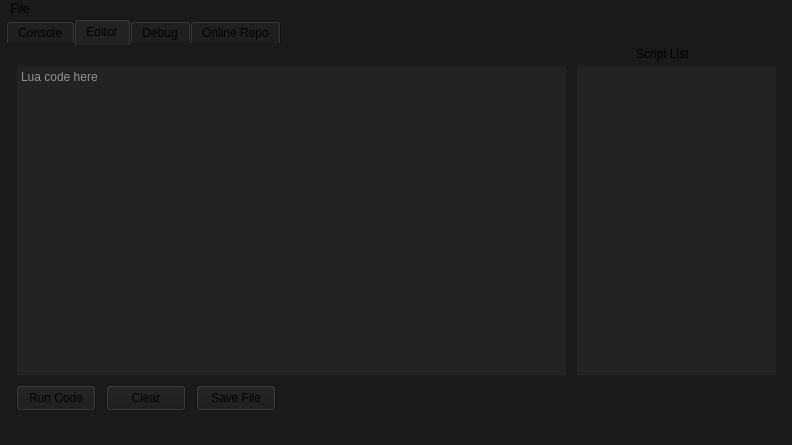
First picture: the form in mainwindow.ui, repository uosq/lbox-lua-external, before the edit.
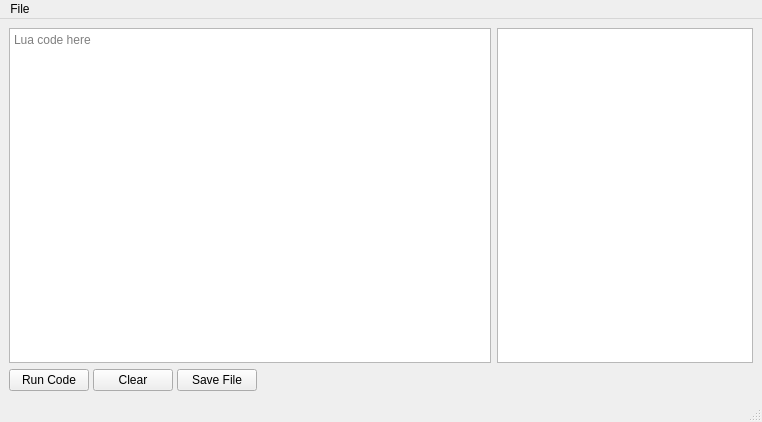
Second picture: the form after the edit. The open tabs and pages were chosen to show the change.

Patch:
```diff
--- a/mainwindow.ui
+++ b/mainwindow.ui
@@ -6,8 +6,8 @@
    <rect>
     <x>0</x>
     <y>0</y>
-    <width>792</width>
-    <height>445</height>
+    <width>762</width>
+    <height>422</height>
    </rect>
   </property>
   <property name="sizePolicy">
@@ -18,8 +18,8 @@
   </property>
   <property name="maximumSize">
    <size>
-    <width>801</width>
-    <height>445</height>
+    <width>9999999</width>
+    <height>999999</height>
    </size>
   </property>
   <property name="focusPolicy">
@@ -31,8 +31,11 @@
   <property name="windowOpacity">
    <double>1.000000000000000</double>
   </property>
+  <property name="autoFillBackground">
+   <bool>false</bool>
+  </property>
   <property name="styleSheet">
-   <string notr="true">background-color: rgb(26, 26, 26);</string>
+   <string notr="true"/>
   </property>
   <property name="iconSize">
    <size>
@@ -43,6 +46,9 @@
   <property name="toolButtonStyle">
    <enum>Qt::ToolButtonStyle::ToolButtonTextOnly</enum>
   </property>
+  <property name="documentMode">
+   <bool>false</bool>
+  </property>
   <property name="tabShape">
    <enum>QTabWidget::TabShape::Rounded</enum>
   </property>
@@ -53,70 +59,22 @@
    <set>QMainWindow::DockOption::AllowTabbedDocks|QMainWindow::DockOption::AnimatedDocks</set>
   </property>
   <widget class="QWidget" name="centralwidget">
-   <widget class="QTabWidget" name="tabWidget">
-    <property name="geometry">
-     <rect>
-      <x>6</x>
-      <y>0</y>
-      <width>771</width>
-      <height>401</height>
-     </rect>
-    </property>
-    <property name="styleSheet">
-     <string notr="true">border-color: rgba(191, 64, 64, 0);</string>
-    </property>
-    <property name="tabShape">
-     <enum>QTabWidget::TabShape::Rounded</enum>
-    </property>
-    <property name="currentIndex">
-     <number>3</number>
-    </property>
-    <widget class="QWidget" name="tab">
-     <attribute name="title">
-      <string>Console</string>
-     </attribute>
-     <widget class="QTextEdit" name="consoleTextEdit">
-      <property name="geometry">
-       <rect>
-        <x>10</x>
-        <y>20</y>
-        <width>761</width>
-        <height>341</height>
-       </rect>
-      </property>
-      <property name="styleSheet">
-       <string notr="true">background-color: rgb(35, 35, 35);
-border-color: rgb(246, 245, 244);
-color: rgb(255, 255, 255);</string>
-      </property>
-      <property name="autoFormatting">
-       <set>QTextEdit::AutoFormattingFlag::AutoNone</set>
-      </property>
-      <property name="readOnly">
-       <bool>true</bool>
-      </property>
-      <property name="placeholderText">
-       <string>Your output is here</string>
-      </property>
-     </widget>
-    </widget>
-    <widget class="QWidget" name="tab_2">
-     <attribute name="title">
-      <string>Editor</string>
-     </attribute>
+   <layout class="QVBoxLayout" name="verticalLayout">
+    <item>
+     <layout class="QHBoxLayout" name="horizontalLayout_2">
+      <property name="spacing">
+       <number>6</number>
+      </property>
+      <property name="leftMargin">
+       <number>0</number>
+      </property>
+      <property name="rightMargin">
+       <number>0</number>
+      </property>
+      <item>
      <widget class="QPlainTextEdit" name="plainTextEdit">
-      <property name="geometry">
-       <rect>
-        <x>10</x>
-        <y>20</y>
-        <width>551</width>
-        <height>311</height>
-       </rect>
-      </property>
       <property name="styleSheet">
-       <string notr="true">background-color: rgb(35, 35, 35);
-color: rgb(255, 255, 255);
-border-color: rgb(255, 255, 255);</string>
+         <string notr="true"/>
       </property>
       <property name="lineWrapMode">
        <enum>QPlainTextEdit::LineWrapMode::NoWrap</enum>
@@ -128,37 +86,23 @@
        <string>Lua code here</string>
       </property>
      </widget>
-     <widget class="QLabel" name="label">
-      <property name="geometry">
-       <rect>
-        <x>630</x>
-        <y>0</y>
-        <width>91</width>
-        <height>18</height>
-       </rect>
-      </property>
-      <property name="text">
-       <string>Script List</string>
-      </property>
-     </widget>
+      </item>
+      <item>
      <widget class="QListView" name="listView">
-      <property name="geometry">
-       <rect>
-        <x>570</x>
-        <y>20</y>
-        <width>201</width>
-        <height>311</height>
-       </rect>
-      </property>
       <property name="sizePolicy">
        <sizepolicy hsizetype="Preferred" vsizetype="Expanding">
         <horstretch>0</horstretch>
         <verstretch>0</verstretch>
        </sizepolicy>
       </property>
+        <property name="maximumSize">
+         <size>
+          <width>16777215</width>
+          <height>16777215</height>
+         </size>
+        </property>
       <property name="styleSheet">
-       <string notr="true">background-color: rgb(35, 35, 35);
-border-color: rgb(255, 255, 255);</string>
+         <string notr="true"/>
       </property>
       <property name="iconSize">
        <size>
@@ -176,61 +120,27 @@
        </size>
       </property>
      </widget>
-     <widget class="QPushButton" name="saveBtn">
-      <property name="geometry">
-       <rect>
-        <x>190</x>
-        <y>340</y>
-        <width>80</width>
-        <height>26</height>
-       </rect>
+      </item>
+     </layout>
+    </item>
+    <item>
+     <layout class="QHBoxLayout" name="horizontalLayout">
+      <property name="spacing">
+       <number>4</number>
       </property>
-      <property name="sizePolicy">
-       <sizepolicy hsizetype="Fixed" vsizetype="Expanding">
-        <horstretch>0</horstretch>
-        <verstretch>0</verstretch>
-       </sizepolicy>
+      <property name="sizeConstraint">
+       <enum>QLayout::SizeConstraint::SetDefaultConstraint</enum>
       </property>
-      <property name="autoFillBackground">
-       <bool>false</bool>
+      <property name="leftMargin">
+       <number>0</number>
       </property>
-      <property name="text">
-       <string>Save File</string>
+      <property name="rightMargin">
+       <number>0</number>
       </property>
-     </widget>
-     <widget class="QPushButton" name="clearBtn">
-      <property name="geometry">
-       <rect>
-        <x>100</x>
-        <y>340</y>
-        <width>80</width>
-        <height>26</height>
-       </rect>
-      </property>
-      <property name="sizePolicy">
-       <sizepolicy hsizetype="Fixed" vsizetype="Expanding">
-        <horstretch>0</horstretch>
-        <verstretch>0</verstretch>
-       </sizepolicy>
-      </property>
-      <property name="autoFillBackground">
-       <bool>false</bool>
-      </property>
-      <property name="text">
-       <string>Clear</string>
-      </property>
-     </widget>
+      <item>
      <widget class="QPushButton" name="execBtn">
-      <property name="geometry">
-       <rect>
-        <x>10</x>
-        <y>340</y>
-        <width>80</width>
-        <height>26</height>
-       </rect>
-      </property>
       <property name="sizePolicy">
-       <sizepolicy hsizetype="Fixed" vsizetype="Expanding">
+         <sizepolicy hsizetype="Fixed" vsizetype="Fixed">
         <horstretch>0</horstretch>
         <verstretch>0</verstretch>
        </sizepolicy>
@@ -248,77 +158,63 @@
        <bool>false</bool>
       </property>
      </widget>
-    </widget>
-    <widget class="QWidget" name="tab_3">
-     <attribute name="title">
-      <string>Debug</string>
-     </attribute>
-     <widget class="QPlainTextEdit" name="plainTextEdit_2">
-      <property name="geometry">
-       <rect>
-        <x>10</x>
-        <y>20</y>
-        <width>761</width>
-        <height>341</height>
-       </rect>
-      </property>
-      <property name="styleSheet">
-       <string notr="true">background-color: rgb(35, 35, 35);
-color: rgb(255, 255, 255);
-border-color: rgb(255, 255, 255);</string>
-      </property>
-      <property name="readOnly">
-       <bool>true</bool>
-      </property>
-      <property name="plainText">
-       <string/>
-      </property>
-      <property name="placeholderText">
-       <string>Write into tf2 root/Executor/debug.txt</string>
-      </property>
-     </widget>
-    </widget>
-    <widget class="QWidget" name="tab_4">
-     <attribute name="title">
-      <string>Online Repo</string>
-     </attribute>
-     <widget class="QScrollArea" name="scrollArea">
-      <property name="geometry">
-       <rect>
-        <x>10</x>
-        <y>20</y>
-        <width>761</width>
-        <height>341</height>
-       </rect>
-      </property>
-      <property name="styleSheet">
-       <string notr="true">border-color: rgba(191, 64, 64, 0);</string>
-      </property>
-      <property name="widgetResizable">
-       <bool>true</bool>
-      </property>
-      <widget class="QWidget" name="scrollAreaWidgetContents">
-       <property name="geometry">
-        <rect>
-         <x>0</x>
-         <y>0</y>
-         <width>759</width>
-         <height>339</height>
-        </rect>
-       </property>
-       <layout class="QVBoxLayout" name="verticalLayout"/>
-      </widget>
-     </widget>
-    </widget>
-   </widget>
+      </item>
+      <item>
+       <widget class="QPushButton" name="clearBtn">
+        <property name="sizePolicy">
+         <sizepolicy hsizetype="Fixed" vsizetype="Fixed">
+          <horstretch>0</horstretch>
+          <verstretch>0</verstretch>
+         </sizepolicy>
+        </property>
+        <property name="autoFillBackground">
+         <bool>false</bool>
+        </property>
+        <property name="text">
+         <string>Clear</string>
+        </property>
+       </widget>
+      </item>
+      <item>
+       <widget class="QPushButton" name="saveBtn">
+        <property name="sizePolicy">
+         <sizepolicy hsizetype="Fixed" vsizetype="Fixed">
+          <horstretch>0</horstretch>
+          <verstretch>0</verstretch>
+         </sizepolicy>
+        </property>
+        <property name="autoFillBackground">
+         <bool>false</bool>
+        </property>
+        <property name="text">
+         <string>Save File</string>
+        </property>
+       </widget>
+      </item>
+      <item>
+       <spacer name="horizontalSpacer">
+        <property name="orientation">
+         <enum>Qt::Orientation::Horizontal</enum>
+        </property>
+        <property name="sizeHint" stdset="0">
+         <size>
+          <width>40</width>
+          <height>20</height>
+         </size>
+        </property>
+       </spacer>
+      </item>
+     </layout>
+    </item>
+   </layout>
   </widget>
   <widget class="QMenuBar" name="menubar">
    <property name="geometry">
     <rect>
      <x>0</x>
      <y>0</y>
-     <width>792</width>
-     <height>23</height>
+     <width>762</width>
+     <height>19</height>
     </rect>
    </property>
    <widget class="QMenu" name="menuFile">
```
Left out of the diff: 9 changed lines with no effect on the pictures. Lines whose indentation alone changed are shown as unchanged.
